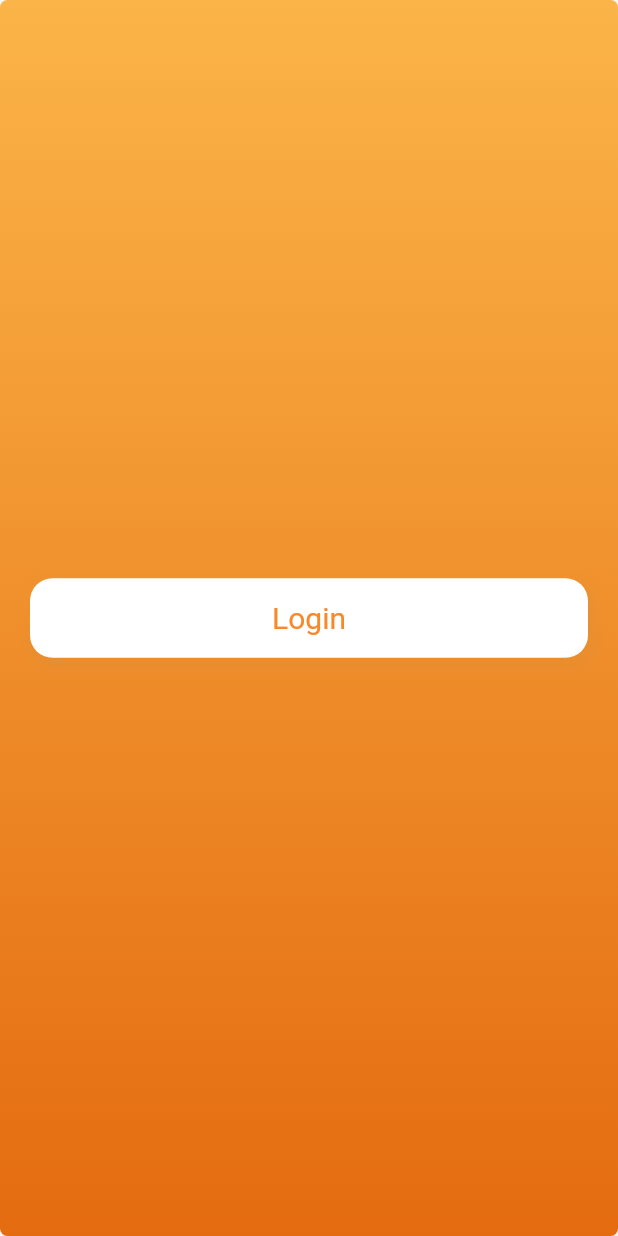
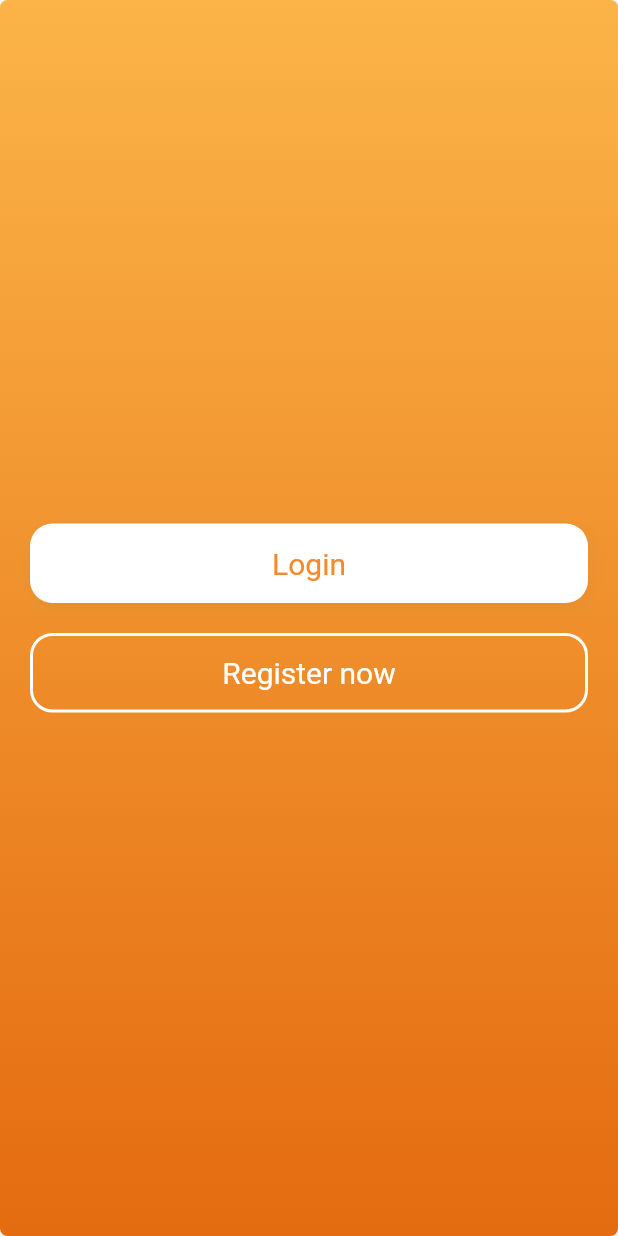
Before and after one commit to asamoah-fred/chat_app, a Flutter app: the screen it shows after launch, on a phone screen of 412 x 824 dp. Run offline on Flutter 3.47's test engine with Material 2 defaults, Android fonts, the light colour scheme and no system bars.

Commit message:
Register Tab

```diff
--- a/lib/screens/welcomepage.dart
+++ b/lib/screens/welcomepage.dart
@@ -85,6 +85,34 @@ class _WelcomePageState extends State<WelcomePage> {
                   ),
                 ),
               ),
+              const SizedBox(
+                height: 20,
+              ),
+              Container(
+                width: MediaQuery.of(context).size.width,
+                padding: const EdgeInsets.symmetric(
+                  vertical: 13,
+                ),
+                alignment: Alignment.center,
+                decoration: BoxDecoration(
+                  borderRadius: const BorderRadius.all(
+                    Radius.circular(
+                      15,
+                    ),
+                  ),
+                  border: Border.all(
+                    color: Colors.white,
+                    width: 2,
+                  ),
+                ),
+                child: const Text(
+                  'Register now',
+                  style: TextStyle(
+                    fontSize: 20,
+                    color: Colors.white,
+                  ),
+                ),
+              ),
             ],
           ),
         ),
```
